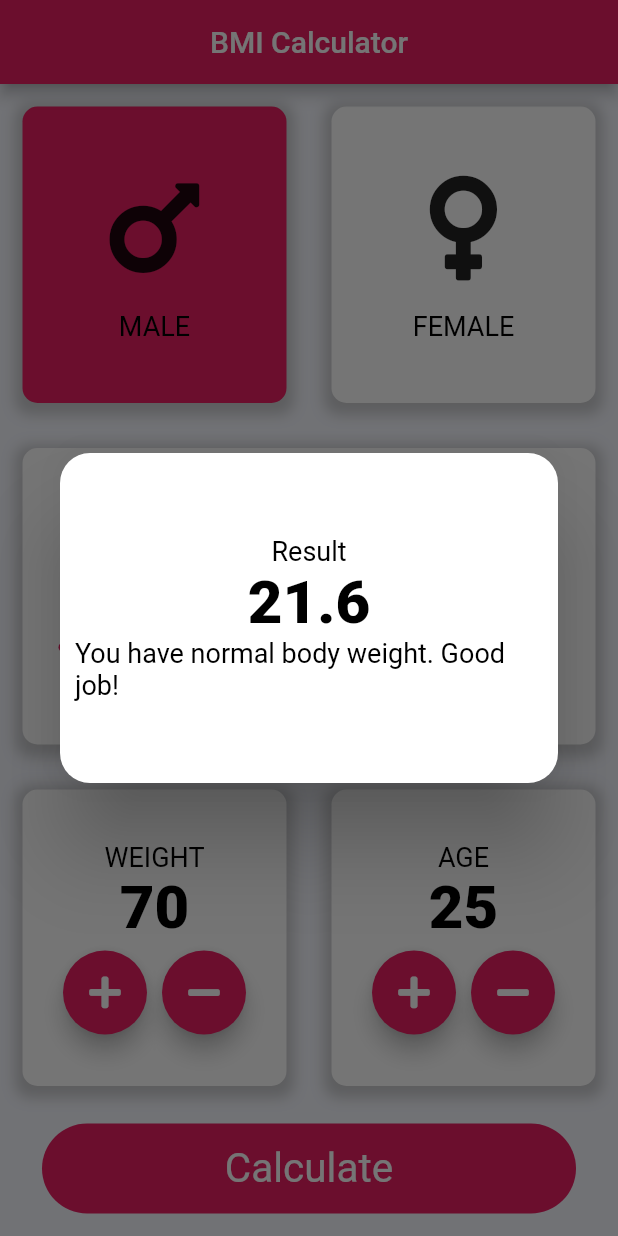
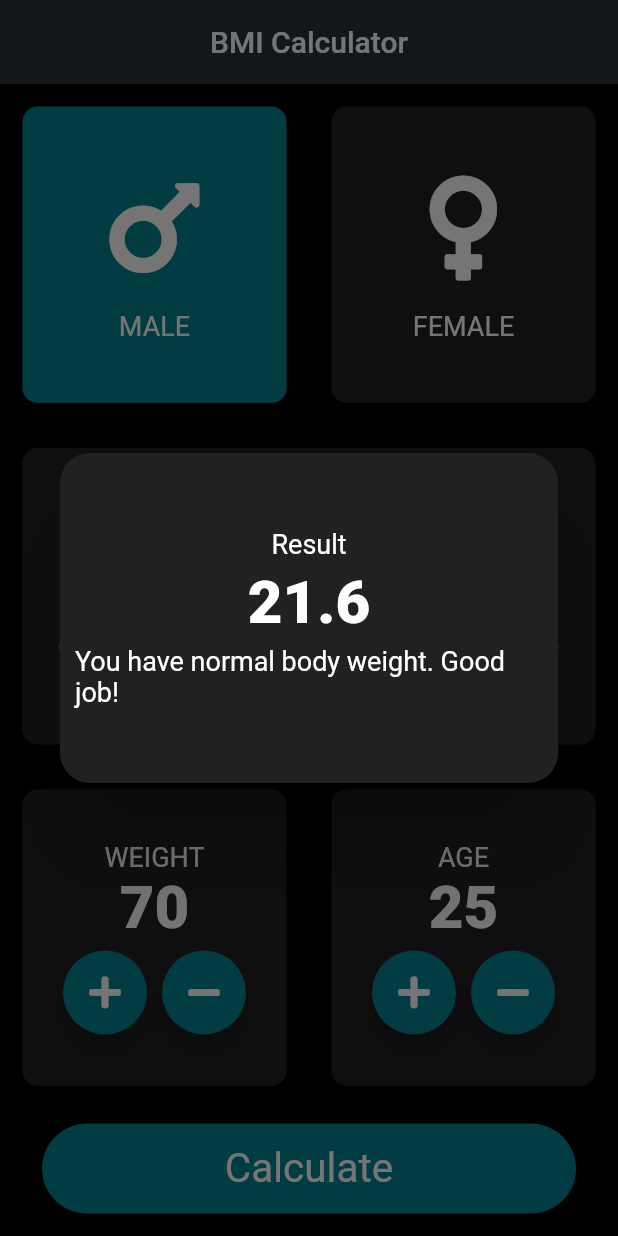
Before and after one commit to SomyaRanjanSahu/BMI-Calculator, a Flutter app: the screen it shows after launch, after a tap on "Calculate", on a phone screen of 412 x 824 dp. Run offline on Flutter 3.47's test engine with Material 2 defaults, Android fonts, the phone set to English and light mode, and no system bars; our stand-ins replace font_awesome_flutter.

Commit message:
Theme colour changed

```diff
--- a/lib/container_box.dart
+++ b/lib/container_box.dart
@@ -11,16 +11,9 @@ class ContainerBox extends StatelessWidget {
       child: childWidget,
       margin: const EdgeInsets.all(15.0),
       decoration: BoxDecoration(
-          borderRadius: BorderRadius.circular(10.0),
-          color: boxColor,
-          boxShadow: [
-            BoxShadow(
-              color: Colors.grey.withOpacity(0.5),
-              spreadRadius: 5.0,
-              blurRadius: 7.0,
-              offset: const Offset(0, 3),
-            )
-          ]),
+        borderRadius: BorderRadius.circular(10.0),
+        color: boxColor,
+      ),
     );
   }
 }
--- a/lib/data_container.dart
+++ b/lib/data_container.dart
@@ -1,12 +1,12 @@
 import 'package:flutter/material.dart';
 
 const textStyle1 = TextStyle(
-  color: Color(0xFF000000),
+  color: Color(0xFFffffff),
   fontSize: 18.0,
 );
 
 const textStyle2 = TextStyle(
-  color: Color(0xFF000000),
+  color: Color(0xFFffffff),
   fontSize: 40.0,
   fontWeight: FontWeight.w900,
 );
@@ -29,6 +29,7 @@ class DataContainer extends StatelessWidget {
         Icon(
           icon,
           size: 80.0,
+          color: Colors.white,
         ),
         const SizedBox(height: 15.0),
         Text(title, style: textStyle1),
--- a/lib/main.dart
+++ b/lib/main.dart
@@ -2,19 +2,32 @@ import 'package:flutter/material.dart';
 import 'main_screen.dart';
 
 void main() {
-  runApp(const MyApp());
+  runApp(MyApp());
 }
 
 class MyApp extends StatelessWidget {
-  const MyApp({Key? key}) : super(key: key);
+  MyApp({Key? key}) : super(key: key);
 
+  static Map<int, Color> color = {
+    50: Colors.cyan.shade50,
+    100: Colors.cyan.shade100,
+    200: Colors.cyan.shade200,
+    300: Colors.cyan.shade300,
+    400: Colors.cyan.shade400,
+    500: Colors.cyan.shade500,
+    600: Colors.cyan.shade600,
+    700: Colors.cyan.shade700,
+    800: Colors.cyan.shade800,
+    900: Colors.cyan.shade900,
+  };
+  MaterialColor primeColor = MaterialColor(0xFF263238, color);
   @override
   Widget build(BuildContext context) {
     return MaterialApp(
         debugShowCheckedModeBanner: false,
         theme: ThemeData(
-          primarySwatch: Colors.pink,
-          scaffoldBackgroundColor: const Color(0xFFf6f8ff),
+          primarySwatch: primeColor,
+          scaffoldBackgroundColor: const Color(0xFF000000),
         ),
         home: const MainScreen());
   }
--- a/lib/main_screen.dart
+++ b/lib/main_screen.dart
@@ -4,8 +4,8 @@ import 'package:font_awesome_flutter/font_awesome_flutter.dart';
 import 'container_box.dart';
 import 'data_container.dart';
 
-const activeColor = Colors.pink;
-const inActiveColor = Color(0xFFffffff);
+final activeColor = Colors.cyan.shade800;
+const inActiveColor = Color(0xFF212121);
 
 class MainScreen extends StatefulWidget {
   const MainScreen({Key? key}) : super(key: key);
@@ -21,7 +21,7 @@ class _MainScreenState extends State<MainScreen> {
   int weight = 70;
   int age = 25;
   String result = "";
-  String resultDetail = "result here";
+  String resultDetail = "";
   double bmi = 0;
 
   void updateBoxColor(int gender) {
@@ -102,7 +102,7 @@ class _MainScreenState extends State<MainScreen> {
           )),
           Expanded(
             child: ContainerBox(
-              boxColor: const Color(0xFFffffff),
+              boxColor: inActiveColor,
               childWidget: Column(
                 mainAxisAlignment: MainAxisAlignment.center,
                 children: <Widget>[
@@ -121,7 +121,7 @@ class _MainScreenState extends State<MainScreen> {
                     min: 120,
                     max: 220,
                     activeColor: activeColor,
-                    inactiveColor: inActiveColor,
+                    inactiveColor: Colors.grey.shade800,
                     onChanged: (double newValue) {
                       setState(() {
                         height = newValue.round();
@@ -137,7 +137,7 @@ class _MainScreenState extends State<MainScreen> {
             children: <Widget>[
               Expanded(
                 child: ContainerBox(
-                    boxColor: const Color(0xFFffffff),
+                    boxColor: inActiveColor,
                     childWidget: Column(
                       mainAxisAlignment: MainAxisAlignment.center,
                       children: <Widget>[
@@ -178,7 +178,7 @@ class _MainScreenState extends State<MainScreen> {
               ),
               Expanded(
                 child: ContainerBox(
-                    boxColor: const Color(0xFFffffff),
+                    boxColor: inActiveColor,
                     childWidget: Column(
                       mainAxisAlignment: MainAxisAlignment.center,
                       children: <Widget>[
@@ -228,10 +228,12 @@ class _MainScreenState extends State<MainScreen> {
                       context: context,
                       builder: (BuildContext context) {
                         return Dialog(
+                          backgroundColor: inActiveColor,
                           shape: RoundedRectangleBorder(
                             borderRadius: BorderRadius.circular(20.0),
                           ),
                           child: Container(
+                            color: inActiveColor,
                             height: 200.0,
                             margin: const EdgeInsets.all(10.0),
                             child: Column(
@@ -241,9 +243,13 @@ class _MainScreenState extends State<MainScreen> {
                                   "Result",
                                   style: textStyle1,
                                 ),
-                                Text(
-                                  result.toString(),
-                                  style: textStyle2,
+                                Container(
+                                  margin: const EdgeInsets.only(
+                                      top: 5.0, bottom: 5.0),
+                                  child: Text(
+                                    result.toString(),
+                                    style: textStyle2,
+                                  ),
                                 ),
                                 Text(
                                   resultDetail,
```
